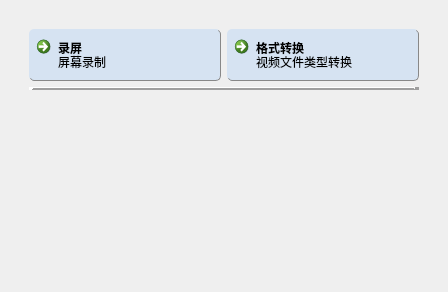
LC044/EasyBox, file app/ui/video_tools/video_tool_ui.ui: the form before one commit.
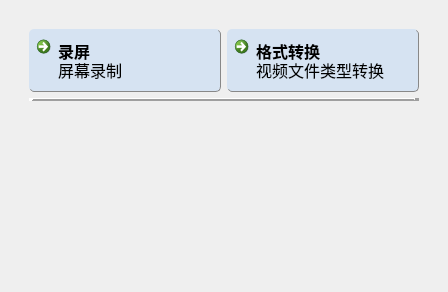
The form after the commit. Icons and pictures are not drawn.

The edit to the form file:
```diff
--- a/app/ui/video_tools/video_tool_ui.ui
+++ b/app/ui/video_tools/video_tool_ui.ui
@@ -14,7 +14,37 @@
    <string>Form</string>
   </property>
   <property name="styleSheet">
-   <string notr="true"/>
+   <string notr="true">QPushButton{
+    background-color: rgb(250,252,253);
+    border-radius: 5px;
+    padding: 8px;
+	font-size:12pt;
+    border-right: 2px solid #888888;  /* 按钮边框，2px宽，白色 */
+    border-bottom: 2px solid #888888;  /* 按钮边框，2px宽，白色 */
+    border-left: 1px solid #ffffff;  /* 按钮边框，2px宽，白色 */
+    border-top: 1px solid #ffffff;  /* 按钮边框，2px宽，白色 */
+}
+
+
+QCommandLinkButton{
+    background-color: rgb(214,227,242);
+    border-radius: 5px;
+    padding: 8px;
+    border-right: 1px solid #888888;  /* 按钮边框，2px宽，白色 */
+    border-bottom: 1px solid #888888;  /* 按钮边框，2px宽，白色 */
+    border-left: 0px solid #ffffff;  /* 按钮边框，2px宽，白色 */
+    border-top: 0px solid #ffffff;  /* 按钮边框，2px宽，白色 */
+}
+QPushButton:hover { 
+	border-right: 2px solid #888888;  /* 按钮边框，2px宽，白色 */
+    border-bottom: 2px solid #888888;  /* 按钮边框，2px宽，白色 */
+    border-left: 1px solid #ffffff;  /* 按钮边框，2px宽，白色 */
+    border-top: 1px solid #ffffff;  /* 按钮边框，2px宽，白色 */
+}
+QPushButton:pressed { 
+    background-color: lightgray;
+	border: 2px solid #888888;
+}</string>
   </property>
   <layout class="QVBoxLayout" name="verticalLayout_3">
    <item>
@@ -33,44 +63,15 @@
        <rect>
         <x>0</x>
         <y>0</y>
-        <width>426</width>
-        <height>270</height>
+        <width>430</width>
+        <height>274</height>
        </rect>
       </property>
       <layout class="QVBoxLayout" name="verticalLayout_8">
        <item>
         <widget class="QWidget" name="widget_4" native="true">
          <property name="styleSheet">
-          <string notr="true">QPushButton{
-    background-color: rgb(250,252,253);
-    border-radius: 5px;
-    padding: 8px;
-    border-right: 2px solid #888888;  /* 按钮边框，2px宽，白色 */
-    border-bottom: 2px solid #888888;  /* 按钮边框，2px宽，白色 */
-    border-left: 1px solid #ffffff;  /* 按钮边框，2px宽，白色 */
-    border-top: 1px solid #ffffff;  /* 按钮边框，2px宽，白色 */
-}
-
-
-QCommandLinkButton{
-    background-color: rgb(214,227,242);
-    border-radius: 5px;
-    padding: 8px;
-    border-right: 1px solid #888888;  /* 按钮边框，2px宽，白色 */
-    border-bottom: 1px solid #888888;  /* 按钮边框，2px宽，白色 */
-    border-left: 0px solid #ffffff;  /* 按钮边框，2px宽，白色 */
-    border-top: 0px solid #ffffff;  /* 按钮边框，2px宽，白色 */
-}
-QPushButton:hover { 
-	border-right: 2px solid #888888;  /* 按钮边框，2px宽，白色 */
-    border-bottom: 2px solid #888888;  /* 按钮边框，2px宽，白色 */
-    border-left: 1px solid #ffffff;  /* 按钮边框，2px宽，白色 */
-    border-top: 1px solid #ffffff;  /* 按钮边框，2px宽，白色 */
-}
-QPushButton:pressed { 
-    background-color: lightgray;
-	border: 2px solid #888888;
-}</string>
+          <string notr="true"/>
          </property>
          <layout class="QGridLayout" name="gridLayout_3">
           <item row="1" column="0" colspan="2">
```
